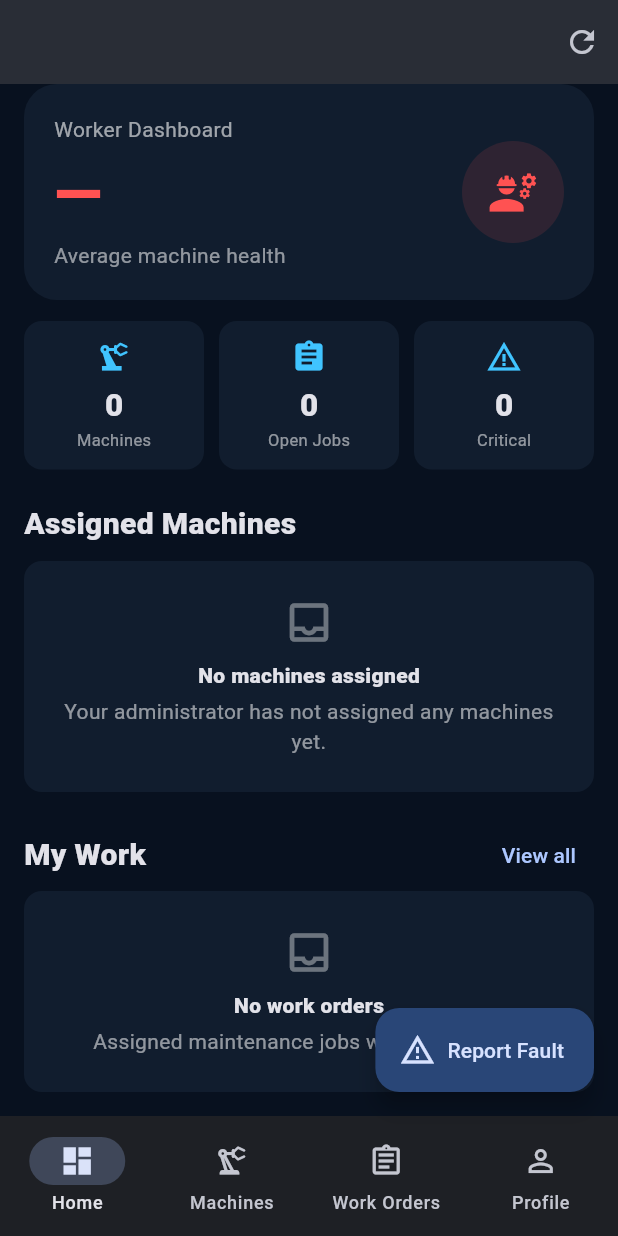
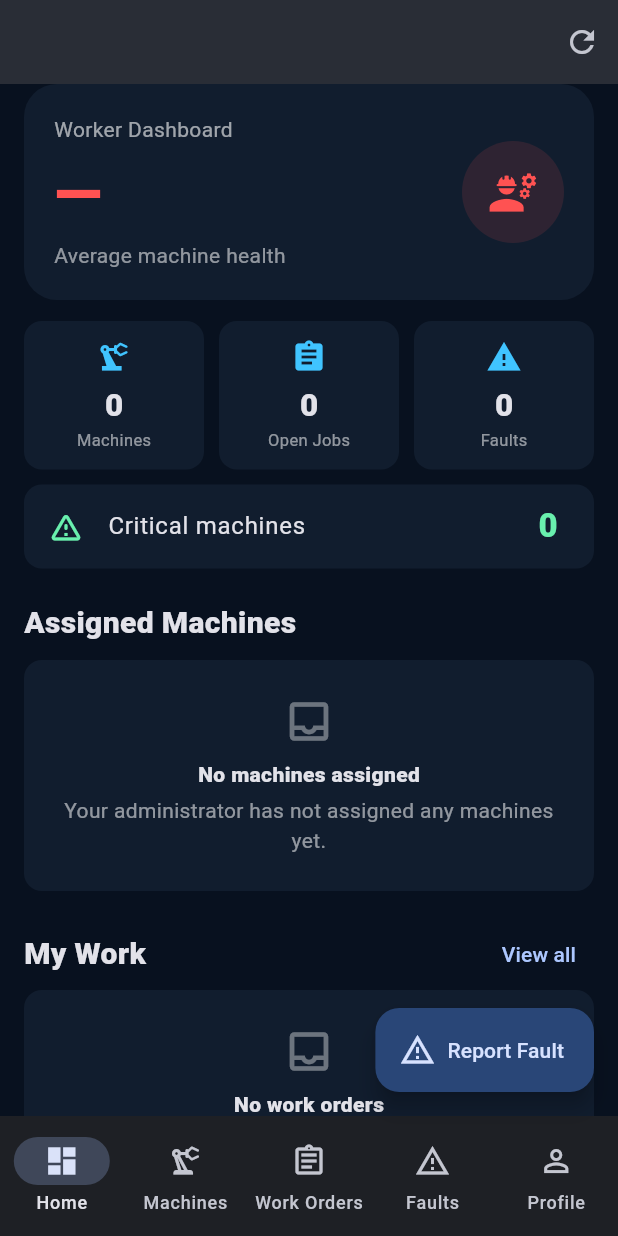
Before and after one commit to jadhavdurvesh/Maintain.ai-workforce-client, a Flutter app: the WorkforceHome screen opened directly with empty values, scrolled down 114 dp, on a phone screen of 412 x 824 dp. Run offline on Flutter 3.47's test engine with Material 3 defaults, Android fonts, the phone set to English and light mode, and no system bars; our stand-ins replace shared_preferences; accounts and stored records are empty; network calls fail.

```diff
--- a/lib/main.dart
+++ b/lib/main.dart
@@ -43,7 +43,8 @@ class ApiClient {
   Map<String, String> get headers {
     return {
       'Content-Type': 'application/json',
-      if (token != null) 'Authorization': 'Bearer $token',
+      if (token != null)
+        'Authorization': 'Bearer $token',
     };
   }
 
@@ -183,12 +184,10 @@ class _WorkforceAppState
 
       setState(() {
         authenticated = true;
-
         worker =
             Map<String, dynamic>.from(
           response,
         );
-
         initialized = true;
       });
     } catch (_) {
@@ -317,9 +316,9 @@ class _WorkerLoginPageState
 
     if (username.isEmpty) {
       setState(() {
-        error = 'Enter your username.';
+        error =
+            'Enter your username.';
       });
-
       return;
     }
 
@@ -494,14 +493,6 @@ class _WorkerLoginPageState
                             loading
                                 ? null
                                 : login,
-                        style:
-                            FilledButton.styleFrom(
-                          padding:
-                              const EdgeInsets
-                                  .symmetric(
-                            vertical: 15,
-                          ),
-                        ),
                         child: loading
                             ? const SizedBox(
                                 width: 20,
@@ -514,12 +505,6 @@ class _WorkerLoginPageState
                               )
                             : const Text(
                                 'Continue',
-                                style:
-                                    TextStyle(
-                                  fontWeight:
-                                      FontWeight
-                                          .w700,
-                                ),
                               ),
                       ),
                       const SizedBox(
@@ -583,6 +568,9 @@ class _WorkforceHomeState
   List<Map<String, dynamic>>
       orders = [];
 
+  List<Map<String, dynamic>>
+      faults = [];
+
   @override
   void initState() {
     super.initState();
@@ -607,9 +595,7 @@ class _WorkforceHomeState
   Future<void> refresh({
     bool silent = false,
   }) async {
-    if (syncing) {
-      return;
-    }
+    if (syncing) return;
 
     syncing = true;
 
@@ -630,6 +616,9 @@ class _WorkforceHomeState
           widget.api.get(
             '/api/work-orders',
           ),
+          widget.api.get(
+            '/api/faults',
+          ),
         ],
       );
 
@@ -638,20 +627,21 @@ class _WorkforceHomeState
       setState(() {
         machines =
             _maps(results[0]);
-
         orders =
             _maps(results[1]);
+        faults =
+            _maps(results[2]);
 
         loading = false;
         message = null;
       });
     } on ApiException catch (e) {
-      if (!mounted) return;
-
       if (e.statusCode == 401) {
         await widget.onLogout();
         return;
       }
+
+      if (!mounted) return;
 
       setState(() {
         loading = false;
@@ -739,7 +729,6 @@ class _WorkforceHomeState
         'No assigned machines are available.',
         error: true,
       );
-
       return;
     }
 
@@ -768,8 +757,7 @@ class _WorkforceHomeState
             setSheetState,
           ) {
             return Padding(
-              padding:
-                  EdgeInsets.fromLTRB(
+              padding: EdgeInsets.fromLTRB(
                 20,
                 8,
                 20,
@@ -838,9 +826,8 @@ class _WorkforceHomeState
                           );
                         },
                       ).toList(),
-                      onChanged: (
-                        value,
-                      ) {
+                      onChanged:
+                          (value) {
                         if (value !=
                             null) {
                           setSheetState(
@@ -880,8 +867,7 @@ class _WorkforceHomeState
                           ),
                         ),
                         DropdownMenuItem(
-                          value:
-                              'high',
+                          value: 'high',
                           child:
                               Text(
                             'High',
@@ -896,9 +882,8 @@ class _WorkforceHomeState
                           ),
                         ),
                       ],
-                      onChanged: (
-                        value,
-                      ) {
+                      onChanged:
+                          (value) {
                         if (value !=
                             null) {
                           setSheetState(
@@ -968,7 +953,6 @@ class _WorkforceHomeState
                                 ),
                               ),
                             );
-
                             return;
                           }
 
@@ -1055,9 +1039,7 @@ class _WorkforceHomeState
       },
     );
 
-    descriptionController
-        .dispose();
-
+    descriptionController.dispose();
     symptomsController.dispose();
 
     if (result == true &&
@@ -1095,9 +1077,10 @@ class _WorkforceHomeState
   @override
   Widget build(BuildContext context) {
     final pages = <Widget>[
-      _dashboard(),
+      _dashboardPage(),
       _machinesPage(),
       _ordersPage(),
+      _faultsPage(),
       _profilePage(),
     ];
 
@@ -1116,8 +1099,10 @@ class _WorkforceHomeState
           name?.isNotEmpty == true
               ? name!
               : username,
-          style: const TextStyle(
-            fontWeight: FontWeight.w800,
+          style:
+              const TextStyle(
+            fontWeight:
+                FontWeight.w800,
           ),
         ),
         actions: [
@@ -1137,8 +1122,7 @@ class _WorkforceHomeState
           IconButton(
             onPressed: () =>
                 refresh(),
-            tooltip:
-                'Refresh',
+            tooltip: 'Refresh',
             icon:
                 const Icon(
               Icons.refresh,
@@ -1146,10 +1130,7 @@ class _WorkforceHomeState
           ),
         ],
       ),
-
-      body:
-          pages[tab],
-
+      body: pages[tab],
       floatingActionButton:
           tab == 0 || tab == 1
               ? FloatingActionButton.extended(
@@ -1166,7 +1147,6 @@ class _WorkforceHomeState
                   ),
                 )
               : null,
-
       bottomNavigationBar:
           NavigationBar(
         selectedIndex: tab,
@@ -1202,8 +1182,7 @@ class _WorkforceHomeState
           ),
           NavigationDestination(
             icon: Icon(
-              Icons
-                  .assignment_outlined,
+              Icons.assignment_outlined,
             ),
             selectedIcon:
                 Icon(Icons.assignment),
@@ -1211,8 +1190,16 @@ class _WorkforceHomeState
           ),
           NavigationDestination(
             icon: Icon(
-              Icons.person_outline,
-            ),
+              Icons
+                  .report_problem_outlined,
+            ),
+            selectedIcon:
+                Icon(Icons.report_problem),
+            label: 'Faults',
+          ),
+          NavigationDestination(
+            icon:
+                Icon(Icons.person_outline),
             selectedIcon:
                 Icon(Icons.person),
             label: 'Profile',
@@ -1222,7 +1209,7 @@ class _WorkforceHomeState
     );
   }
 
-  Widget _dashboard() {
+  Widget _dashboardPage() {
     final averageHealth = machines.isEmpty
         ? 0.0
         : machines
@@ -1246,6 +1233,14 @@ class _WorkforceHomeState
         )
         .length;
 
+    final openFaults = faults
+        .where(
+          (fault) =>
+              fault['resolved_date'] ==
+              null,
+        )
+        .length;
+
     final critical =
         machines.where(
       (machine) =>
@@ -1304,13 +1299,26 @@ class _WorkforceHomeState
               Expanded(
                 child:
                     _metricCard(
-                  'Critical',
-                  '$critical',
+                  'Faults',
+                  '$openFaults',
                   Icons
-                      .warning_amber,
+                      .report_problem,
                 ),
               ),
             ],
+          ),
+
+          const SizedBox(
+            height: 10,
+          ),
+
+          _wideMetric(
+            'Critical machines',
+            '$critical',
+            Icons.warning_amber_rounded,
+            critical > 0
+                ? Colors.redAccent
+                : Colors.greenAccent,
           ),
 
           const SizedBox(
@@ -1319,7 +1327,8 @@ class _WorkforceHomeState
 
           const Text(
             'Assigned Machines',
-            style: TextStyle(
+            style:
+                TextStyle(
               fontSize: 20,
               fontWeight:
                   FontWeight.w800,
@@ -1338,9 +1347,7 @@ class _WorkforceHomeState
           else
             ...machines
                 .take(5)
-                .map(
-                  _machineTile,
-                ),
+                .map(_machineTile),
 
           const SizedBox(
             height: 18,
@@ -1360,11 +1367,12 @@ class _WorkforceHomeState
                 ),
               ),
               TextButton(
-                onPressed: () {
-                  setState(() {
+                onPressed: () =>
+                    setState(
+                  () {
                     tab = 2;
-                  });
-                },
+                  },
+                ),
                 child:
                     const Text(
                   'View all',
@@ -1381,9 +1389,7 @@ class _WorkforceHomeState
           else
             ...orders
                 .take(3)
-                .map(
-                  _orderPreview,
-                ),
+                .map(_orderPreview),
         ],
       ),
     );
@@ -1727,8 +1733,7 @@ class _WorkforceHomeState
                       .toUpperCase(),
                   status == 'completed'
                       ? Colors.greenAccent
-                      : Colors
-                          .lightBlueAccent,
+                      : Colors.lightBlueAccent,
                 ),
                 const Spacer(),
                 if (status ==
@@ -1774,8 +1779,7 @@ class _WorkforceHomeState
     );
   }
 
-  Future<void>
-      _resolveOrder(
+  Future<void> _resolveOrder(
     Map<String, dynamic> order,
   ) async {
     final controller =
@@ -1841,6 +1845,149 @@ class _WorkforceHomeState
       order,
       'completed',
       notes: notes,
+    );
+  }
+
+  Widget _faultsPage() {
+    return RefreshIndicator(
+      onRefresh: refresh,
+      child: ListView(
+        physics:
+            const AlwaysScrollableScrollPhysics(),
+        padding:
+            const EdgeInsets.all(16),
+        children: [
+          const Text(
+            'Reported Faults',
+            style:
+                TextStyle(
+              fontSize: 27,
+              fontWeight:
+                  FontWeight.w900,
+            ),
+          ),
+          const SizedBox(
+            height: 6,
+          ),
+          const Text(
+            'Faults and anomalies reported from your assigned machines.',
+            style:
+                TextStyle(
+              color:
+                  Colors.white54,
+            ),
+          ),
+          const SizedBox(
+            height: 16,
+          ),
+          if (faults.isEmpty)
+            _empty(
+              'No reported faults',
+              'Faults you report will appear here.',
+            )
+          else
+            ...faults.map(
+              _faultCard,
+            ),
+        ],
+      ),
+    );
+  }
+
+  Widget _faultCard(
+    Map<String, dynamic> fault,
+  ) {
+    final resolved =
+        fault['resolved_date'] !=
+            null;
+
+    final severity =
+        '${fault['severity'] ?? 'warning'}'
+            .toLowerCase();
+
+    final color =
+        severity == 'critical'
+            ? Colors.redAccent
+            : severity == 'high'
+                ? Colors.orangeAccent
+                : severity == 'warning'
+                    ? Colors.amberAccent
+                    : Colors.lightBlueAccent;
+
+    return Card(
+      margin:
+          const EdgeInsets.only(
+        bottom: 12,
+      ),
+      child: Padding(
+        padding:
+            const EdgeInsets.all(15),
+        child: Column(
+          crossAxisAlignment:
+              CrossAxisAlignment
+                  .start,
+          children: [
+            Row(
+              children: [
+                Expanded(
+                  child: Text(
+                    '${fault['description'] ?? 'Fault'}',
+                    style:
+                        const TextStyle(
+                      fontSize: 16,
+                      fontWeight:
+                          FontWeight.w700,
+                    ),
+                  ),
+                ),
+                _chip(
+                  severity.toUpperCase(),
+                  color,
+                ),
+              ],
+            ),
+            const SizedBox(
+              height: 8,
+            ),
+            if ('${fault['symptoms'] ?? ''}'
+                .trim()
+                .isNotEmpty)
+              Text(
+                '${fault['symptoms']}',
+                style:
+                    const TextStyle(
+                  color:
+                      Colors.white70,
+                ),
+              ),
+            const SizedBox(
+              height: 10,
+            ),
+            Row(
+              children: [
+                _chip(
+                  resolved
+                      ? 'RESOLVED'
+                      : 'OPEN',
+                  resolved
+                      ? Colors.greenAccent
+                      : Colors.amberAccent,
+                ),
+                const Spacer(),
+                Text(
+                  'Fault #${fault['id'] ?? '—'}',
+                  style:
+                      const TextStyle(
+                    color:
+                        Colors.white38,
+                    fontSize: 11,
+                  ),
+                ),
+              ],
+            ),
+          ],
+        ),
+      ),
     );
   }
 
@@ -1978,6 +2125,28 @@ class _WorkforceHomeState
             ),
           ),
         ),
+        Card(
+          child: ListTile(
+            leading:
+                const Icon(
+              Icons.report_problem_outlined,
+            ),
+            title:
+                const Text(
+              'Reported Faults',
+            ),
+            trailing:
+                Text(
+              '${faults.length}',
+              style:
+                  const TextStyle(
+                fontSize: 20,
+                fontWeight:
+                    FontWeight.w800,
+              ),
+            ),
+          ),
+        ),
         const SizedBox(
           height: 12,
         ),
@@ -2040,6 +2209,36 @@ class _WorkforceHomeState
     );
   }
 
+  Widget _wideMetric(
+    String label,
+    String value,
+    IconData icon,
+    Color color,
+  ) {
+    return Card(
+      child: ListTile(
+        leading:
+            Icon(
+          icon,
+          color: color,
+        ),
+        title:
+            Text(label),
+        trailing:
+            Text(
+          value,
+          style:
+              TextStyle(
+            color: color,
+            fontSize: 22,
+            fontWeight:
+                FontWeight.w800,
+          ),
+        ),
+      ),
+    );
+  }
+
   Widget _orderPreview(
     Map<String, dynamic> order,
   ) {
```
